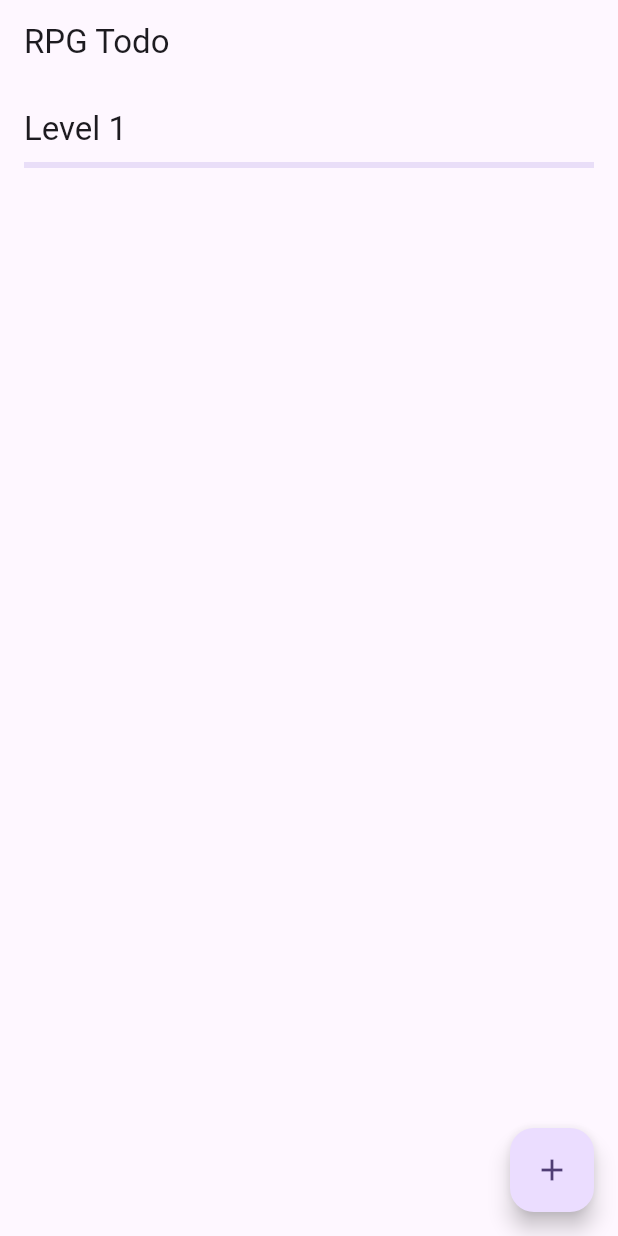
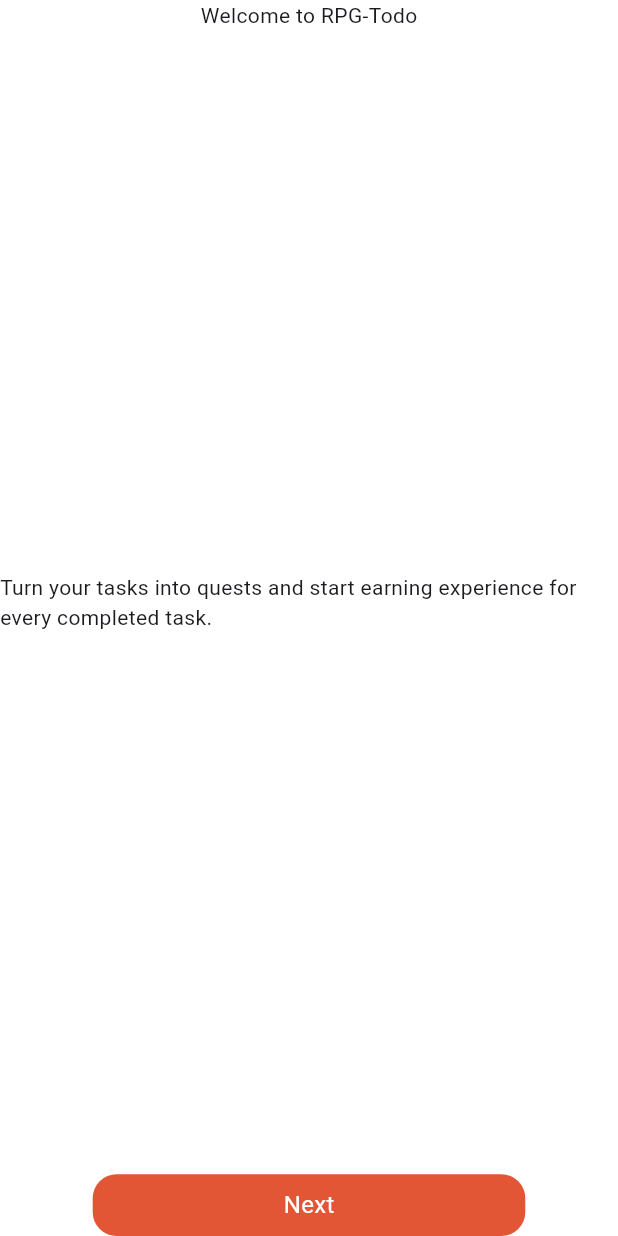
Before and after one commit to PiuPauxD/rpg_todo, a Flutter app: the screen it shows after launch, on a phone screen of 412 x 824 dp. Run offline on Flutter 3.47's test engine with Material 3 defaults, Android fonts, the light colour scheme and no system bars; our stand-ins replace shared_preferences.

Commit message:
added onboarding screens

```diff
--- a/lib/main.dart
+++ b/lib/main.dart
@@ -3,18 +3,24 @@ import 'package:provider/provider.dart';
 
 import 'package:rpg_todo/providers/todo_provider.dart';
 import 'package:rpg_todo/screens/home_screen.dart';
+import 'package:rpg_todo/screens/onBoarding_screen.dart';
+import 'package:rpg_todo/services/shared_preferences.dart';
 
-void main() {
+void main() async {
+  WidgetsFlutterBinding.ensureInitialized();
+  final firstLaunch = await isFirstLaunch();
+
   runApp(
     ChangeNotifierProvider(
       create: (_) => TodoProvider(),
-      child: const MyApp(),
+      child: MyApp(firstLaunch: firstLaunch),
     ),
   );
 }
 
 class MyApp extends StatelessWidget {
-  const MyApp({super.key});
+  final bool firstLaunch;
+  const MyApp({super.key, required this.firstLaunch});
 
   @override
   Widget build(BuildContext context) {
@@ -27,7 +33,15 @@ class MyApp extends StatelessWidget {
         ),
         useMaterial3: true,
       ),
-      home: const HomeScreen(),
+      home: firstLaunch ? OnboardingScreen(
+        onFinish: () {
+          Navigator.of(context).pushReplacement(
+            MaterialPageRoute(
+              builder: (_) => const HomeScreen(),
+            ),
+          );
+        }
+      ) : const HomeScreen(),
     );
   }
 }
--- /dev/null
+++ b/lib/screens/onBoarding1.dart
@@ -0,0 +1,44 @@
+import 'package:flutter/material.dart';
+import 'package:rpg_todo/screens/onBoarding2.dart';
+import 'package:rpg_todo/widgets/button.dart';
+
+class Onboarding1 extends StatelessWidget {
+  const Onboarding1({super.key});
+
+  @override
+  Widget build(BuildContext context) {
+    return Scaffold(
+      backgroundColor: Colors.white,
+      body: SafeArea(
+        child: Column(
+          mainAxisAlignment: MainAxisAlignment.spaceBetween,
+          crossAxisAlignment: CrossAxisAlignment.center,
+          children: [
+            Container(
+              child: Text('Welcome to RPG-Todo'),
+            ),
+            Container(
+              child: Text(
+                'Turn your tasks into quests and start earning experience for every completed task.'
+              ),
+            ),
+            Button(
+              onTap: () {
+                Navigator.push(
+                  context,
+                  MaterialPageRoute(
+                    builder: (BuildContext context) => const Onboarding2(),
+                  ),
+                );
+              },
+              buttonColor: Color(0xffE25535),
+              buttonText: 'Next',
+              buttonIcon: Icons.arrow_forward_outlined,
+              textColor: Colors.white,
+            ),
+          ],
+        ),
+      ),
+    );
+  }
+}
--- /dev/null
+++ b/lib/screens/onBoarding_screen.dart
@@ -0,0 +1,32 @@
+import 'package:flutter/material.dart';
+import 'package:rpg_todo/screens/onBoarding1.dart';
+import 'package:rpg_todo/screens/onBoarding2.dart';
+import 'package:rpg_todo/screens/onBoarding3.dart';
+
+class OnboardingScreen extends StatelessWidget {
+
+  final VoidCallback onFinish;
+
+  const OnboardingScreen({super.key, required this.onFinish});
+
+  @override
+  Widget build(BuildContext context) {
+
+    final pages = [
+      Onboarding1(),
+      Onboarding2(),
+      Onboarding3(),
+    ];
+
+    return Scaffold(
+      body: PageView.builder(
+        itemCount: pages.length,
+        itemBuilder: (context, index) {
+          final page = pages[index];
+          return page;
+        },
+      ),
+    );
+  }
+
+}
--- /dev/null
+++ b/lib/widgets/button.dart
@@ -0,0 +1,50 @@
+import 'package:flutter/material.dart';
+
+class Button extends StatelessWidget {
+  final VoidCallback onTap;
+  final Color buttonColor;
+  final Color textColor;
+  final String buttonText;
+  final IconData buttonIcon;
+
+  const Button({
+    super.key,
+    required this.onTap,
+    required this.buttonColor,
+    required this.buttonText,
+    required this.buttonIcon,
+    required this.textColor,
+  });
+
+  @override
+  Widget build(BuildContext context) {
+
+    double screenWidth = MediaQuery.of(context).size.width;
+    double screenHeight = MediaQuery.of(context).size.height;
+
+    return Container(
+      width: screenWidth * 0.7,
+      height: screenHeight * 0.05,
+      decoration: BoxDecoration(
+        borderRadius: BorderRadius.circular(16),
+        color: buttonColor,
+      ),
+      child: Material(
+        color: Colors.transparent,
+        child: InkWell(
+          borderRadius: BorderRadius.circular(16),
+          onTap: onTap,
+          child: Center(
+            child: Text(
+              buttonText,
+              style: TextStyle(
+                fontSize: 16,
+                color: textColor,
+              ),
+            ),
+          ),
+        ),
+      ),
+    );
+  }
+}
--- a/pubspec.yaml
+++ b/pubspec.yaml
@@ -36,6 +36,8 @@ dependencies:
   cupertino_icons: ^1.0.8
   flutter_provider: ^2.1.0
   provider: ^6.1.5+1
+  flutter_native_splash: ^2.4.7
+  shared_preferences: ^2.5.4
 
 dev_dependencies:
   flutter_test:
```
Also changed, not shown: lib/screens/onBoarding2.dart (added, +48 -0 lines), lib/screens/onBoarding3.dart (added, +48 -0 lines), lib/services/shared_preferences.dart (added, +12 -0 lines), pubspec.lock, 63 other files.
